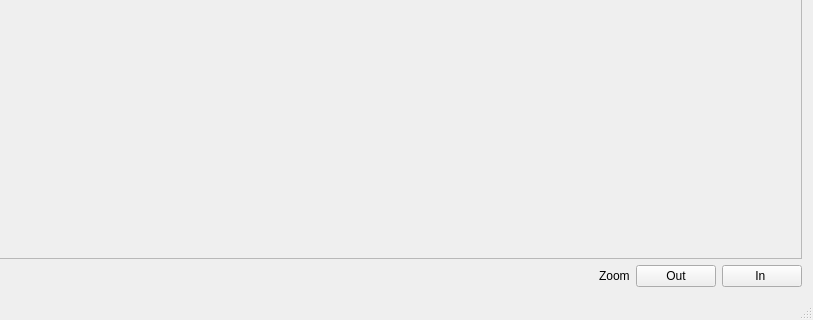
The window that src/mainwindow.ui (Sefrwahed/LogicSim) describes before a commit, drawn with Qt 5; both pictures show x 467 to 1280 and y 492 to 812 of the 1280 by 812 pixel window.
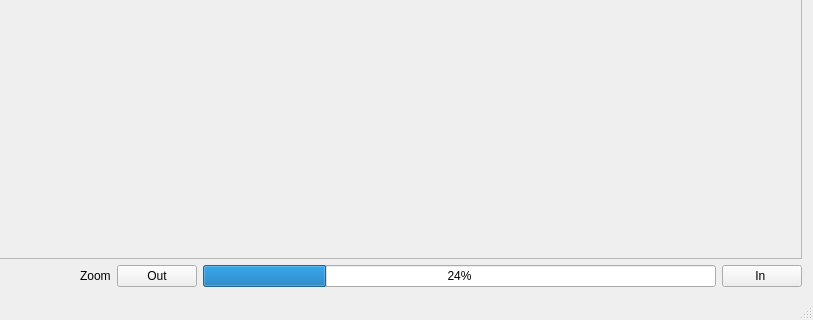
The same window after the commit. Icons and pictures are not drawn.

Commit message: #38 - trying progress bar

The edit to the form file:
```diff
--- a/src/mainwindow.ui
+++ b/src/mainwindow.ui
@@ -100,6 +100,25 @@
         </property>
        </widget>
       </item>
+      <item>
+       <widget class="QProgressBar" name="progressBar">
+        <property name="minimumSize">
+         <size>
+          <width>513</width>
+          <height>0</height>
+         </size>
+        </property>
+        <property name="maximumSize">
+         <size>
+          <width>513</width>
+          <height>16777215</height>
+         </size>
+        </property>
+        <property name="value">
+         <number>24</number>
+        </property>
+       </widget>
+      </item>
       <item>
        <widget class="QPushButton" name="zoomin">
         <property name="text">
```
The commit also changes 1 other file.
